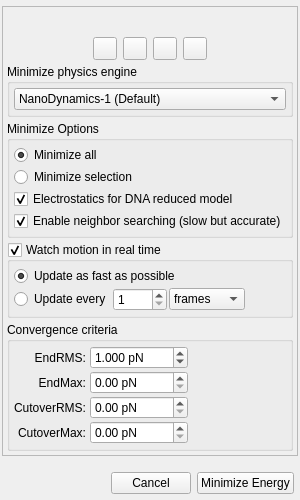
The window that cad/src/commands/MinimizeEnergy/MinimizeEnergyPropDialog.ui (kanzure/nanoengineer) describes before a commit, drawn with Qt 5.
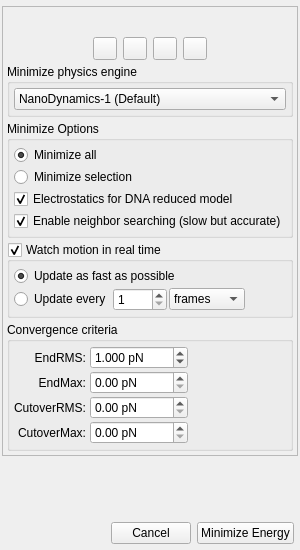
The same window after the commit. Icons and pictures are not drawn.

Commit message: Made dialog taller for Mac OS X.

Patch:
```diff
--- a/cad/src/commands/MinimizeEnergy/MinimizeEnergyPropDialog.ui
+++ b/cad/src/commands/MinimizeEnergy/MinimizeEnergyPropDialog.ui
@@ -6,7 +6,7 @@
     <x>0</x>
     <y>0</y>
     <width>300</width>
-    <height>500</height>
+    <height>550</height>
    </rect>
   </property>
   <property name="sizePolicy" >
@@ -20,7 +20,7 @@
   <property name="minimumSize" >
    <size>
     <width>300</width>
-    <height>500</height>
+    <height>550</height>
    </size>
   </property>
   <property name="windowTitle" >
```
The commit also changes 1 other file.
